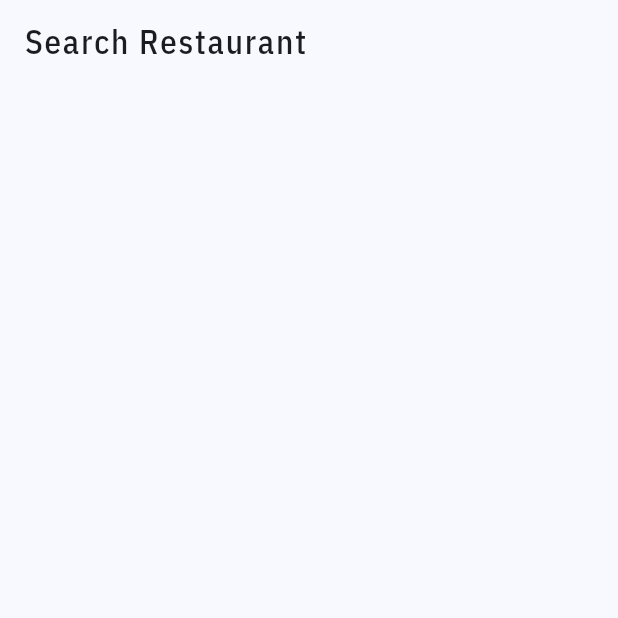
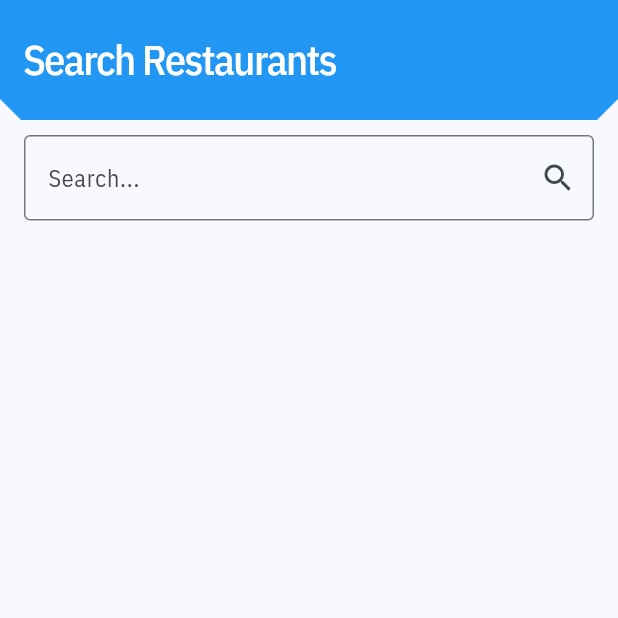
Before and after one commit to anggiimaulana/fundamental_flutter_dicoding, a Flutter app: the SearchScreen screen opened directly, on a phone screen of 412 x 824 dp, the top half of it. Run offline on Flutter 3.47's test engine with Material 3 defaults, Android fonts, the phone set to English and light mode, and no system bars; network calls fail; project files that could hold a hidden picture were left out.

Commit message:
proyek pertama (restaurant app) done

```diff
--- a/restaurant_app/lib/data/model/restaurant_detail_response.dart
+++ b/restaurant_app/lib/data/model/restaurant_detail_response.dart
@@ -6,7 +6,7 @@ import 'package:restaurant_app/data/model/restaurant.dart';
 class RestaurantDetailResponse {
   bool error;
   String message;
-  Restaurant restaurant;
+  RestaurantDetail restaurant;
 
   RestaurantDetailResponse({
     required this.error,
@@ -18,7 +18,7 @@ class RestaurantDetailResponse {
       RestaurantDetailResponse(
         error: json["error"],
         message: json["message"],
-        restaurant: Restaurant.fromJson(json["restaurant"]),
+        restaurant: RestaurantDetail.fromJson(json["restaurant"]),
       );
 
   Map<String, dynamic> toJson() => {
--- /dev/null
+++ b/restaurant_app/lib/provider/search/restaurant_search_provider.dart
@@ -0,0 +1,41 @@
+import 'package:flutter/material.dart';
+import 'package:restaurant_app/data/api/api_service.dart';
+import 'package:restaurant_app/data/model/restaurant.dart';
+
+enum ResultState { loading, noData, hasData, error }
+
+class RestaurantSearchProvider extends ChangeNotifier {
+  final ApiService apiService;
+
+  RestaurantSearchProvider({required this.apiService});
+
+  ResultState _state = ResultState.noData;
+  ResultState get state => _state;
+
+  List<Restaurant> _restaurants = [];
+  List<Restaurant> get restaurants => _restaurants;
+
+  String _message = '';
+  String get message => _message;
+
+  Future<void> searchRestaurant(String query) async {
+    try {
+      _state = ResultState.loading;
+      notifyListeners();
+
+      final result = await apiService.getRestaurantSearch(query);
+      if (result.restaurants.isEmpty) {
+        _state = ResultState.noData;
+        _message = 'No restaurants found';
+      } else {
+        _state = ResultState.hasData;
+        _restaurants = result.restaurants;
+      }
+      notifyListeners();
+    } catch (e) {
+      _state = ResultState.error;
+      _message = 'Error: $e';
+      notifyListeners();
+    }
+  }
+}
--- a/restaurant_app/lib/screen/detail/detail_screen.dart
+++ b/restaurant_app/lib/screen/detail/detail_screen.dart
@@ -1,5 +1,4 @@
 import 'dart:async';
-
 import 'package:flutter/material.dart';
 import 'package:provider/provider.dart';
 import 'package:restaurant_app/provider/detail/restaurant_detail_provider.dart';
@@ -30,7 +29,7 @@ class _DetailScreenState extends State<DetailScreen> {
   Widget build(BuildContext context) {
     return Scaffold(
       appBar: AppBar(
-        iconTheme: IconThemeData(color: Colors.white),
+        iconTheme: const IconThemeData(color: Colors.white),
         title: const Text(
           "Restaurant Detail",
           style: TextStyle(color: Colors.white),
@@ -43,8 +42,8 @@ class _DetailScreenState extends State<DetailScreen> {
             RestaurantDetailLoadingState() => const Center(
               child: CircularProgressIndicator(),
             ),
-            RestaurantDetailLoadedState(data: var restaurant) =>
-              BodyOfDetailScreenWidget(restaurant: restaurant),
+            RestaurantDetailLoadedState(data: var restaurantDetail) =>
+              BodyOfDetailScreenWidget(restaurantDetail: restaurantDetail),
             RestaurantDetailErrorState(error: var message) => Center(
               child: Text(message),
             ),
--- a/restaurant_app/lib/screen/home/restaurant_card_widget.dart
+++ b/restaurant_app/lib/screen/home/restaurant_card_widget.dart
@@ -16,10 +16,9 @@ class RestaurantCardWidget extends StatelessWidget {
     return GestureDetector(
       onTap: onTap,
       child: Padding(
-        padding: const EdgeInsets.symmetric(horizontal: 16),
+        padding: const EdgeInsets.symmetric(horizontal: 16, vertical: 10),
         child: Column(
           children: [
-            const SizedBox(height: 20),
             Row(
               crossAxisAlignment: CrossAxisAlignment.start,
               children: [
--- a/restaurant_app/lib/screen/search/search_screen.dart
+++ b/restaurant_app/lib/screen/search/search_screen.dart
@@ -1,4 +1,8 @@
 import 'package:flutter/material.dart';
+import 'package:provider/provider.dart';
+import 'package:restaurant_app/provider/search/restaurant_search_provider.dart';
+import 'package:restaurant_app/screen/home/restaurant_card_widget.dart';
+import 'package:restaurant_app/style/colors/restaurant_color.dart';
 
 class SearchScreen extends StatefulWidget {
   const SearchScreen({super.key});
@@ -8,11 +12,80 @@ class SearchScreen extends StatefulWidget {
 }
 
 class _SearchScreenState extends State<SearchScreen> {
+  final TextEditingController _controller = TextEditingController();
+
+  void _onSearch(String query) {
+    if (query.isNotEmpty) {
+      Provider.of<RestaurantSearchProvider>(
+        context,
+        listen: false,
+      ).searchRestaurant(query);
+    }
+  }
+
   @override
   Widget build(BuildContext context) {
     return Scaffold(
       appBar: AppBar(
-      title: const Text("Search Restaurant"),
-    ));
+        toolbarHeight: 80,
+        title: Text(
+          "Search Restaurants",
+          style: Theme.of(
+            context,
+          ).textTheme.headlineMedium?.copyWith(color: Colors.white),
+        ),
+        backgroundColor: RestaurantColor.blue.color,
+      ),
+      body: Column(
+        children: [
+          Padding(
+            padding: const EdgeInsets.only(top: 10, left: 16, right: 16),
+            child: TextField(
+              controller: _controller,
+              decoration: InputDecoration(
+                labelText: 'Search...',
+                suffixIcon: IconButton(
+                  icon: const Icon(Icons.search),
+                  onPressed: () => _onSearch(_controller.text),
+                ),
+                border: const OutlineInputBorder(),
+              ),
+              onSubmitted: _onSearch,
+            ),
+          ),
+          const SizedBox(height: 16),
+          Expanded(
+            child: Consumer<RestaurantSearchProvider>(
+              builder: (context, provider, child) {
+                switch (provider.state) {
+                  case ResultState.loading:
+                    return const Center(child: CircularProgressIndicator());
+                  case ResultState.hasData:
+                    return ListView.builder(
+                      itemCount: provider.restaurants.length,
+                      itemBuilder: (context, index) {
+                        final restaurant = provider.restaurants[index];
+                        return RestaurantCardWidget(
+                          restaurant: restaurant,
+                          onTap: () {
+                            Navigator.pushNamed(
+                              context,
+                              '/detail-route',
+                              arguments: restaurant.id,
+                            );
+                          },
+                        );
+                      },
+                    );
+                  case ResultState.noData:
+                  case ResultState.error:
+                    return Center(child: Text(provider.message));
+                }
+              },
+            ),
+          ),
+        ],
+      ),
+    );
   }
 }
--- a/restaurant_app/lib/static/restaurant_detail_result_state.dart
+++ b/restaurant_app/lib/static/restaurant_detail_result_state.dart
@@ -1,4 +1,4 @@
-import 'package:restaurant_app/data/model/restaurant.dart';
+import 'package:restaurant_app/data/model/restaurant_detail_response.dart';
 
 sealed class RestaurantDetailResultState {}
 
@@ -13,7 +13,7 @@ class RestaurantDetailErrorState extends RestaurantDetailResultState {
 }
 
 class RestaurantDetailLoadedState extends RestaurantDetailResultState {
-  final Restaurant data;
+  final RestaurantDetail data;
 
   RestaurantDetailLoadedState(this.data);
 }
```
Also changed, not shown: restaurant_app/lib/data/api/api_service.dart (+7 -30 lines), restaurant_app/lib/main.dart (+15 -4 lines), restaurant_app/lib/provider/detail/restaurant_detail_provider.dart (+29 -3 lines), restaurant_app/lib/screen/detail/body_of_detail_screen_widget.dart (+36 -67 lines), restaurant_app/lib/screen/detail/customer_review_widget.dart (+198 -0 lines), restaurant_app/lib/screen/detail/description_restaurant.dart (added, +21 -0 lines), restaurant_app/lib/screen/detail/menu_widget.dart (+63 -0 lines), restaurant_app/lib/style/typography/restaurant_text_styles.dart (+0 -15 lines), restaurant_app/lib/screen/detail/category_menu_widget.dart (deleted).
